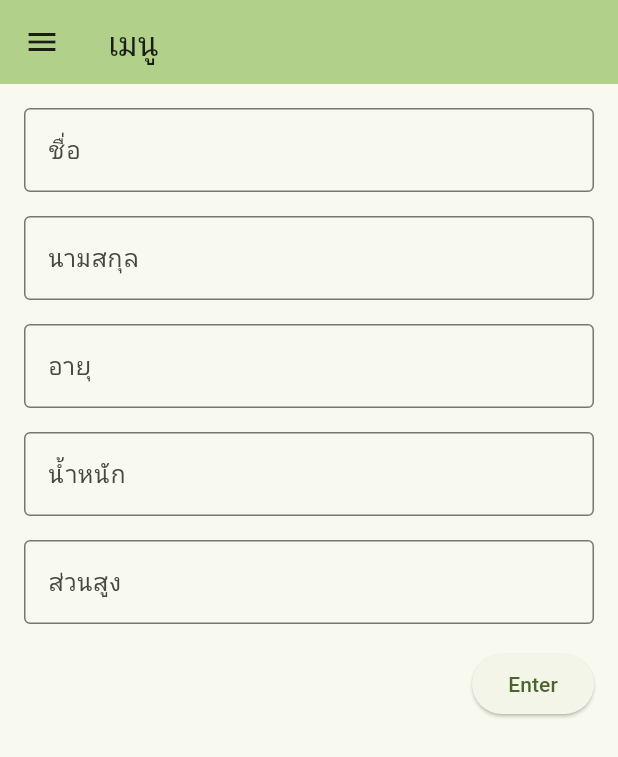
After one commit to wichananm65/HealthyPlan, a Flutter app: the MyProfilePage screen opened directly, on a phone screen of 412 x 824 dp. The commit adds this screen. Shown: the top 757 px of the screen. Run offline on Flutter 3.47's test engine with Material 3 defaults, Android fonts, the phone set to English and light mode, and no system bars.

Commit message:
0.4 add profile page

```diff
--- /dev/null
+++ b/lib/Page/profile_page.dart
@@ -0,0 +1,233 @@
+import 'package:flutter/material.dart';
+import 'package:healthy_plan/Page/menu_page.dart';
+import 'package:healthy_plan/main.dart';
+
+void main() {
+  runApp(const Profile());
+}
+
+class Profile extends StatelessWidget {
+  const Profile({super.key});
+
+  @override
+  Widget build(BuildContext context) {
+    return MaterialApp(
+      title: 'Healthy Plan',
+      theme: ThemeData(
+        colorScheme: ColorScheme.fromSeed(seedColor: Colors.lightGreenAccent),
+      ),
+      home: const MyProfilePage(title: 'เมนู'),
+    );
+  }
+}
+
+class MyProfilePage extends StatefulWidget {
+  const MyProfilePage({super.key, required this.title});
+
+  final String title;
+
+  @override
+  State<MyProfilePage> createState() => _MyHomePageState();
+}
+
+class _MyHomePageState extends State<MyProfilePage> {
+  final _formKey = GlobalKey<FormState>();
+  final TextEditingController _nameController = TextEditingController();
+  final TextEditingController _surNameController = TextEditingController();
+  final TextEditingController _ageController = TextEditingController();
+  final TextEditingController _weightController = TextEditingController();
+  final TextEditingController _heightController = TextEditingController();
+
+  @override
+  Widget build(BuildContext context) {
+    return Scaffold(
+      appBar: AppBar(
+        backgroundColor: Theme.of(context).colorScheme.inversePrimary,
+
+        title: Text(widget.title),
+      ),
+      drawer: Drawer(
+        child: ListView(
+          padding: EdgeInsets.zero,
+          children: <Widget>[
+            DrawerHeader(
+              decoration: BoxDecoration(color: Colors.lightGreenAccent),
+              child: Column(
+                children: [
+                  CircleAvatar(
+                    radius: 50,
+                    backgroundColor: Colors.white,
+                    child: Icon(Icons.person, size: 50, color: Colors.grey),
+                  ),
+                  Stack(
+                    children: [
+                      Text(
+                        'ชื่อ - นามสกุล',
+                        style: TextStyle(
+                          fontSize: 20,
+                          fontWeight: FontWeight.bold,
+                          foreground:
+                              Paint()
+                                ..style = PaintingStyle.stroke
+                                ..strokeWidth = 2
+                                ..color = Colors.black,
+                        ),
+                      ),
+                      Text(
+                        'ชื่อ - นามสกุล',
+                        style: TextStyle(
+                          fontSize: 20,
+                          fontWeight: FontWeight.bold,
+                          color: Colors.white,
+                        ),
+                      ),
+                    ],
+                  ),
+                ],
+              ),
+            ),
+            ListTile(
+              leading: const Icon(Icons.home),
+              title: const Text('หน้าหลัก'),
+              onTap: () {
+                setState(() {
+                  Navigator.push(
+                    context,
+                    MaterialPageRoute(builder: (context) => const MyApp()),
+                  );
+                });
+              },
+            ),
+
+            ListTile(
+              leading: const Icon(Icons.account_circle),
+              title: const Text('โปรไฟล์'),
+              onTap: () {
+                Navigator.push(
+                  context,
+                  MaterialPageRoute(builder: (context) => const Profile()),
+                );
+                setState(() {});
+              },
+            ),
+            ListTile(
+              leading: const Icon(Icons.food_bank_outlined),
+              title: const Text('เมนู'),
+              onTap: () {
+                Navigator.push(
+                  context,
+                  MaterialPageRoute(builder: (context) => const Menu()),
+                );
+                setState(() {});
+              },
+            ),
+          ],
+        ),
+      ),
+      body: Center(
+        child: Padding(
+          padding: const EdgeInsets.all(16),
+          child: Form(
+            key: _formKey,
+            child: Column(
+              crossAxisAlignment: CrossAxisAlignment.center,
+              children: [
+                TextFormField(
+                  controller: _nameController,
+                  decoration: const InputDecoration(
+                    labelText: 'ชื่อ',
+                    border: OutlineInputBorder(),
+                  ),
+                  validator: (value) {
+                    if (value == null || value.isEmpty) {
+                      return 'please enter name';
+                    }
+                    return null;
+                  },
+                ),
+                SizedBox(height: 16),
+
+                TextFormField(
+                  controller: _surNameController,
+                  decoration: const InputDecoration(
+                    labelText: 'นามสกุล',
+                    border: OutlineInputBorder(),
+                  ),
+                  validator: (value) {
+                    if (value == null || value.isEmpty) {
+                      return 'please enter surname';
+                    }
+                    return null;
+                  },
+                ),
+                SizedBox(height: 16),
+
+                TextFormField(
+                  controller: _ageController,
+                  keyboardType: TextInputType.numberWithOptions(),
+                  decoration: const InputDecoration(
+                    labelText: 'อายุ',
+                    border: OutlineInputBorder(),
+                  ),
+                  validator: (value) {
+                    if (value == null || value.isEmpty) {
+                      return 'please enter age';
+                    }
+                    return null;
+                  },
+                ),
+                SizedBox(height: 16),
+
+                TextFormField(
+                  controller: _weightController,
+                  keyboardType: TextInputType.numberWithOptions(),
+                  decoration: const InputDecoration(
+                    labelText: 'น้ำหนัก',
+                    border: OutlineInputBorder(),
+                  ),
+                  validator: (value) {
+                    if (value == null || value.isEmpty) {
+                      return 'please enter weight';
+                    }
+                    return null;
+                  },
+                ),
+                SizedBox(height: 16),
+
+                TextFormField(
+                  controller: _heightController,
+                  keyboardType: TextInputType.numberWithOptions(),
+                  decoration: const InputDecoration(
+                    labelText: 'ส่วนสูง',
+                    border: OutlineInputBorder(),
+                  ),
+                  validator: (value) {
+                    if (value == null || value.isEmpty) {
+                      return 'please enter height';
+                    }
+                    return null;
+                  },
+                ),
+                SizedBox(height: 16),
+
+                Align(
+                  alignment: Alignment.centerRight,
+                  child: ElevatedButton(
+                    onPressed: () {
+                      if (_formKey.currentState!.validate()) {
+                        ScaffoldMessenger.of(
+                          context,
+                        ).showSnackBar(SnackBar(content: Text('Finished')));
+                      }
+                    },
+                    child: const Text('Enter'),
+                  ),
+                ),
+              ],
+            ),
+          ),
+        ),
+      ),
+    );
+  }
+}
```
Also changed, not shown: lib/Page/menu_page.dart (+26 -12 lines), lib/main.dart (+19 -11 lines).
